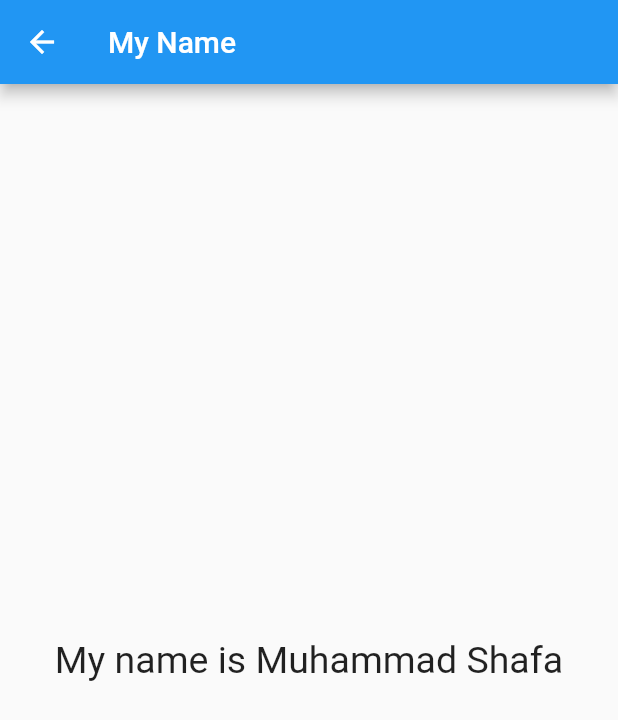
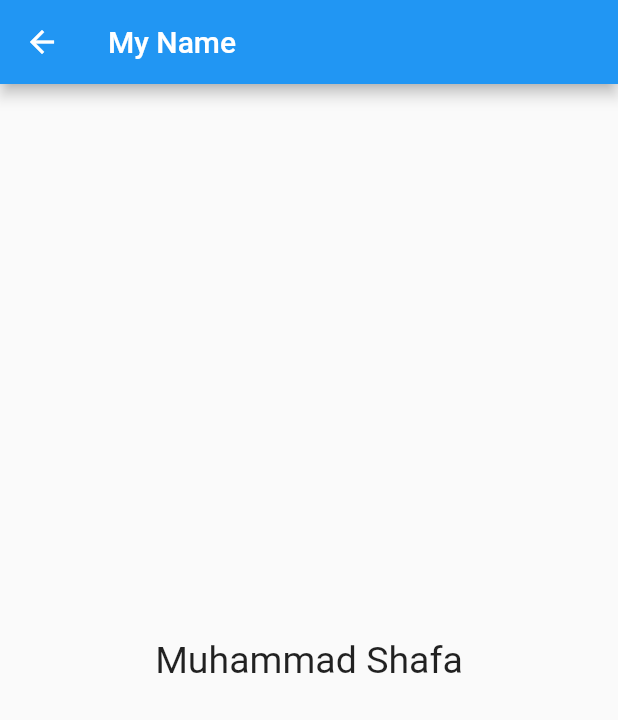
Before and after one commit to MuShaf-NMS/flutter_first_project, a Flutter app: the screen it shows after launch, after a tap on "Name", on a phone screen of 412 x 824 dp. Shown: the top 720 px of the screen. Run offline on Flutter 3.47's test engine with Material 2 defaults, Android fonts, the phone set to English and light mode, and no system bars.

Commit message:
perbaikan Button

```diff
--- a/lib/address.dart
+++ b/lib/address.dart
@@ -10,7 +10,7 @@ class Address extends StatelessWidget {
       body: new Container(
         child: new Center(
           child: new Text(
-            "I'm from Peteluan Rensing Village",
+            "Peteluan Rensing Village",
             style: new TextStyle(fontSize: 25),
           ),
         ),
--- a/lib/button.dart
+++ b/lib/button.dart
@@ -7,16 +7,15 @@ class Button extends StatelessWidget {
   @override
   Widget build(BuildContext context) {
     return Container(
-      child: Card(
+      padding: EdgeInsets.all(10),
       child: new IconButton(
+          iconSize: 75,
           icon: Icon(
             icon,
-              size: 50,
           ),
           onPressed: () {
             Navigator.pushNamed(context, route);
           }),
-      ),
     );
   }
 }
--- a/lib/myapp.dart
+++ b/lib/myapp.dart
@@ -9,8 +9,8 @@ class MyApp extends StatelessWidget {
         title: new Text("My App"),
       ),
       body: new Container(
-          child: new Center(
-              child: new Column(
+          child: new Column(
+        crossAxisAlignment: CrossAxisAlignment.stretch,
         children: <Widget>[
           Row(
             crossAxisAlignment: CrossAxisAlignment.center,
@@ -30,8 +30,13 @@ class MyApp extends StatelessWidget {
               )
             ],
           ),
+          Container(
+              alignment: Alignment.center,
+              child: new Text(
+                "Developer information :",
+                style: new TextStyle(fontSize: 25),
+              )),
           new Column(
-            crossAxisAlignment: CrossAxisAlignment.center,
             children: <Widget>[
               new RaisedButton(
                   color: Colors.blue,
@@ -54,7 +59,7 @@ class MyApp extends StatelessWidget {
             ],
           )
         ],
-      ))),
+      )),
     );
   }
 }
--- a/lib/name.dart
+++ b/lib/name.dart
@@ -10,7 +10,7 @@ class Name extends StatelessWidget {
       body: new Container(
         child: new Center(
           child: new Text(
-            "My name is Muhammad Shafa",
+            "Muhammad Shafa",
             style: new TextStyle(fontSize: 25),
           ),
         ),
```
Lines whose indentation alone changed are shown as unchanged.
